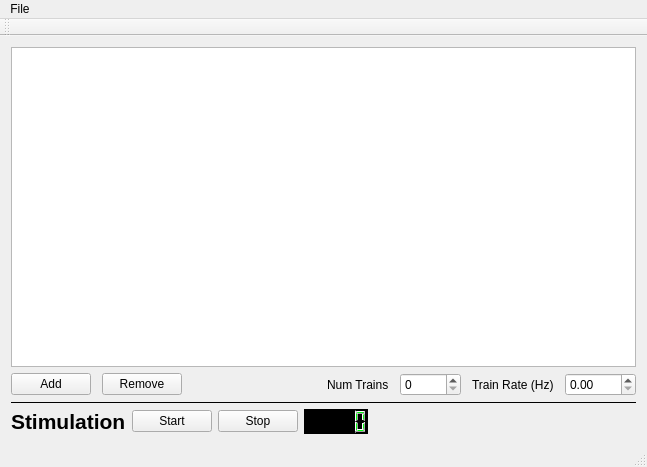
The window that gui/etriggermain.ui (Gianluigi/3gger) describes before a commit, drawn with Qt 5.
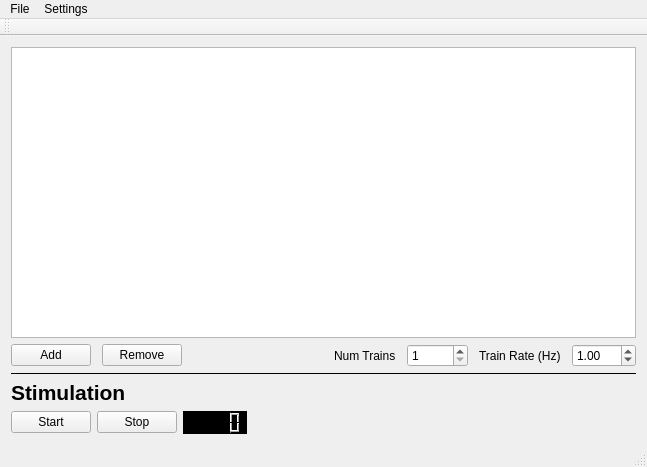
The same window after the commit. Icons and pictures are not drawn.

What changed in the file:
```diff
--- a/gui/etriggermain.ui
+++ b/gui/etriggermain.ui
@@ -109,6 +109,9 @@
         </item>
         <item>
          <widget class="QSpinBox" name="spinNumTrains">
+          <property name="minimum">
+           <number>1</number>
+          </property>
           <property name="maximum">
            <number>10000</number>
           </property>
@@ -126,8 +129,14 @@
           <property name="decimals">
            <number>2</number>
           </property>
+          <property name="minimum">
+           <double>0.000000000000000</double>
+          </property>
           <property name="maximum">
-           <double>1000.000000000000000</double>
+           <double>100.000000000000000</double>
+          </property>
+          <property name="value">
+           <double>1.000000000000000</double>
           </property>
          </widget>
         </item>
@@ -161,18 +170,18 @@
        </widget>
       </item>
       <item>
-       <layout class="QHBoxLayout" name="horizontalLayout_2">
-        <item>
-         <widget class="QLabel" name="label_3">
-          <property name="text">
-           <string>&lt;!DOCTYPE HTML PUBLIC &quot;-//W3C//DTD HTML 4.0//EN&quot; &quot;http://www.w3.org/TR/REC-html40/strict.dtd&quot;&gt;
+       <widget class="QLabel" name="label_3">
+        <property name="text">
+         <string>&lt;!DOCTYPE HTML PUBLIC &quot;-//W3C//DTD HTML 4.0//EN&quot; &quot;http://www.w3.org/TR/REC-html40/strict.dtd&quot;&gt;
 &lt;html&gt;&lt;head&gt;&lt;meta name=&quot;qrichtext&quot; content=&quot;1&quot; /&gt;&lt;style type=&quot;text/css&quot;&gt;
 p, li { white-space: pre-wrap; }
 &lt;/style&gt;&lt;/head&gt;&lt;body style=&quot; font-family:'Lucida Grande'; font-size:13pt; font-weight:400; font-style:normal;&quot;&gt;
 &lt;p style=&quot; margin-top:0px; margin-bottom:0px; margin-left:0px; margin-right:0px; -qt-block-indent:0; text-indent:0px;&quot;&gt;&lt;span style=&quot; font-size:16pt; font-weight:600;&quot;&gt;Stimulation&lt;/span&gt;&lt;/p&gt;&lt;/body&gt;&lt;/html&gt;</string>
-          </property>
-         </widget>
-        </item>
+        </property>
+       </widget>
+      </item>
+      <item>
+       <layout class="QHBoxLayout" name="horizontalLayout_2">
         <item>
          <widget class="QPushButton" name="pushStart">
           <property name="text">
@@ -253,7 +262,14 @@
     <addaction name="actionSave"/>
     <addaction name="actionExit"/>
    </widget>
+   <widget class="QMenu" name="menuSettings">
+    <property name="title">
+     <string>Settings</string>
+    </property>
+    <addaction name="actionSerial_Port_2"/>
+   </widget>
    <addaction name="menuFile"/>
+   <addaction name="menuSettings"/>
   </widget>
   <widget class="QToolBar" name="mainToolBar">
    <attribute name="toolBarArea">
```
Left out of the diff: 32 changed lines with no effect on the pictures.
